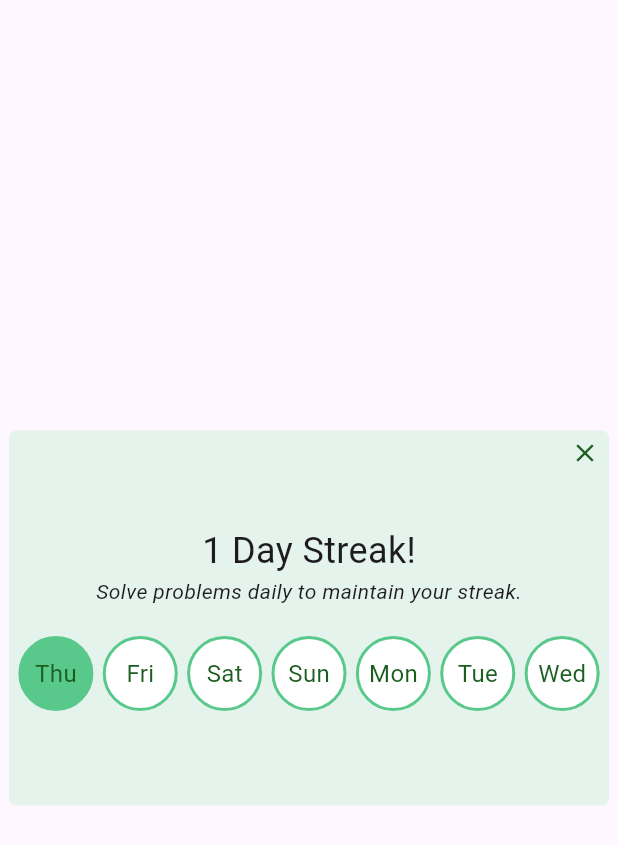
After one commit to Hrk01221/CodePalooza, a Flutter app: the DailyStreakScreen screen opened directly, after a tap on "Thu", on a phone screen of 412 x 824 dp. The commit adds this screen. Shown: the top 845 px of the screen. Run offline on Flutter 3.47's test engine with Material 3 defaults, Android fonts, the phone set to English and light mode, and no system bars; our stand-ins replace animate_do, animated_splash_screen, firebase_auth, firebase_core, google_sign_in, page_transition and 1 more; accounts and stored records are empty; network calls fail.

Commit message:
daily streak added

```diff
--- a/lib/pages/auth_page.dart
+++ b/lib/pages/auth_page.dart
@@ -1,5 +1,6 @@
 import 'package:firebase_auth/firebase_auth.dart';
 import 'package:flutter/material.dart';
+import 'package:realpalooza/pages/daily_streak.dart';
 import 'package:realpalooza/pages/login_or_registered.dart';
 import 'homepage.dart';
 
@@ -15,7 +16,7 @@ class Authpage extends StatelessWidget {
             //user logged in
             if(snapshot.hasData){
               //Navigator.pop(context);
-              return HomePage();
+              return DailyStreakScreen();
             }
             //user not logged in
             else{
--- /dev/null
+++ b/lib/pages/daily_streak.dart
@@ -0,0 +1,156 @@
+import 'package:flutter/material.dart';
+import 'package:shared_preferences/shared_preferences.dart';
+import 'package:intl/intl.dart';
+
+
+class DailyStreakScreen extends StatefulWidget {
+  @override
+  _DailyStreakScreenState createState() => _DailyStreakScreenState();
+}
+
+class _DailyStreakScreenState extends State<DailyStreakScreen> {
+  SharedPreferences? _prefs;
+  List<bool> _solvedProblems = List.filled(7, false);
+  int _currentStreak = 0;
+
+  @override
+  void initState() {
+    super.initState();
+    _initSharedPreferences();
+  }
+
+  _initSharedPreferences() async {
+    _prefs = await SharedPreferences.getInstance();
+    _loadSolvedProblems();
+    _loadStreak();
+  }
+
+  _loadSolvedProblems() {
+    setState(() {
+      for (int i = 0; i < 7; i++) {
+        _solvedProblems[i] = _prefs?.getBool('solved_problem_$i') ?? false;
+      }
+    });
+  }
+
+  _loadStreak() {
+    setState(() {
+      _currentStreak = _prefs?.getInt('current_streak') ?? 0;
+    });
+  }
+
+  _solveProblem(int dayIndex) {
+    DateTime now = DateTime.now();
+    String lastDateKey = 'last_date';
+
+    String? lastDateStr = _prefs?.getString(lastDateKey);
+    if (lastDateStr != null) {
+      DateTime lastDate = DateTime.parse(lastDateStr);
+      if (lastDate.day == now.day &&
+          lastDate.month == now.month &&
+          lastDate.year == now.year) {
+        // Already logged in today
+        return;
+      } else if (lastDate.isBefore(now.subtract(Duration(days: 1)))) {
+        // Missed a day, reset streak
+        _currentStreak = 0;
+        _prefs?.setInt('current_streak', _currentStreak);
+      }
+    }
+
+    _currentStreak++;
+    _prefs?.setInt('current_streak', _currentStreak);
+
+    setState(() {
+      _solvedProblems[dayIndex] = !_solvedProblems[dayIndex];
+      _prefs?.setBool('solved_problem_$dayIndex', _solvedProblems[dayIndex]);
+    });
+
+    _prefs?.setString(lastDateKey, DateFormat('yyyy-MM-dd').format(now));
+    _loadSolvedProblems();
+    _loadStreak();
+  }
+
+  @override
+  Widget build(BuildContext context) {
+    return Scaffold(
+      body: Center(
+        child: Container(
+          width: 400,
+          height: 250,
+          decoration: BoxDecoration(
+            borderRadius: BorderRadius.circular(5),
+            color: Color(0xffe4f3ec),
+          ),
+          child: Stack(
+            children: [
+              Column(
+                mainAxisAlignment: MainAxisAlignment.center,
+                children: [
+                  Text(
+                    '$_currentStreak Day Streak!',
+                    style: TextStyle(fontSize: 24),
+                  ),
+                  Text(
+                    'Solve problems daily to maintain your streak.',
+                    style: TextStyle(fontStyle: FontStyle.italic),
+                  ),
+                  SizedBox(height: 20),
+                  Row(
+                    mainAxisAlignment: MainAxisAlignment.spaceEvenly,
+                    children: List.generate(7, (index) {
+                      return InkWell(
+                        onTap: () => _solveProblem(index),
+                        child: Container(
+                          width: 50,
+                          height: 50,
+                          decoration: BoxDecoration(
+                            border: Border.all(
+                              color: Color(0xff59c88b),
+                              width: 2.0,
+                            ),
+                            color: _solvedProblems[index]
+                                ? Color(0xff59c88b)
+                                : Colors.white,
+                            shape: BoxShape.circle,
+                          ),
+                          child: Column(
+                            mainAxisAlignment: MainAxisAlignment.center,
+                            children: [
+                              Text(
+                                DateFormat('E').format(DateTime.now().subtract(
+                                    Duration(days: 6 - index))),
+                                style: TextStyle(
+                                    fontSize: 16,
+                                    color: Colors.green[900]
+                                ),
+                              ),
+                            ],
+                          ),
+                        ),
+                      );
+                    }),
+                  ),
+                ],
+              ),
+              Positioned(
+                top: 5,
+                right: 6,
+                child: GestureDetector(
+                  onTap: () {
+                    // Add your onPressed logic here
+                  },
+                  child: Icon(
+                    Icons.close,
+                    size: 20,
+                    color: Colors.green[900],
+                  ),
+                ),
+              ),
+            ],
+          ),
+        ),
+      ),
+    );
+  }
+}
--- a/lib/pages/forgot_password.dart
+++ b/lib/pages/forgot_password.dart
@@ -219,7 +219,7 @@ class _ForgotPasswordPageState extends State<ForgotPasswordPage> {
             ),
           ),
         ),
-        const SizedBox(height: 150,),
+        const SizedBox(height: 175,),
       ],
     ),
     ),
--- a/pubspec.yaml
+++ b/pubspec.yaml
@@ -40,6 +40,8 @@ dependencies:
   animate_do: ^3.1.2
   google_sign_in: ^6.2.1
   animated_splash_screen: ^1.3.0
+  shared_preferences: ^2.2.2
+  intl: ^0.17.0
 
 dev_dependencies:
   flutter_test:
```
Also changed, not shown: pubspec.lock, 1 other file.
